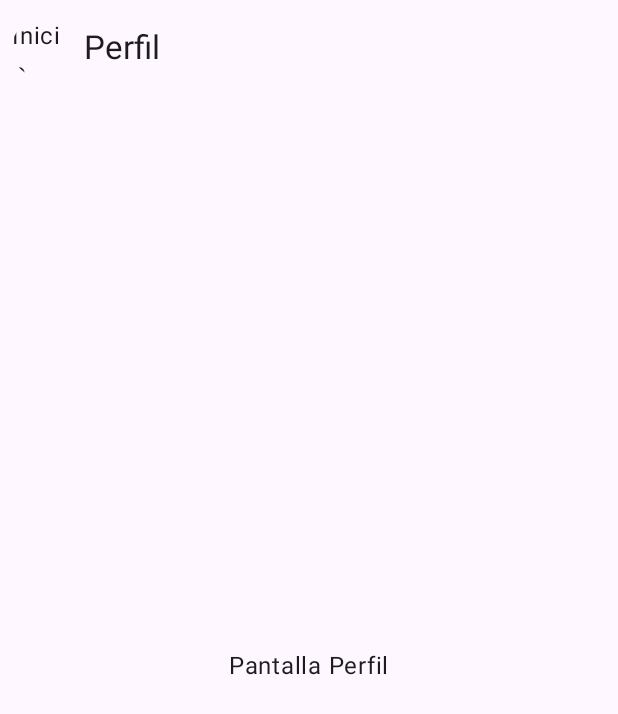
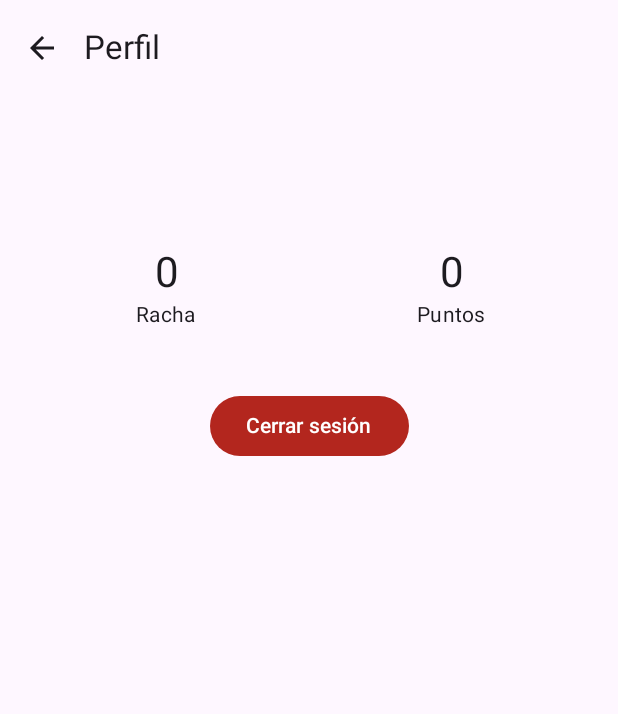
Before and after one commit to PabloRozalen01/AndroidTFM, an Android app built with Jetpack Compose: the ProfileScreen screen opened through its navigation route, on a phone screen of 412 x 824 dp. Shown: the top 714 px of the screen. Run offline under Robolectric (Android 15) with nearby library versions, the phone set to English and light mode, and no system bars; our stand-ins replace Firebase (no records; nobody signed in at launch, a user with empty details on screens opened directly); pictures from the network do not load.

Commit message:
Pantalla Perfil (Foto, usuario, racha, puntos y permitir cerrar sesion)

```diff
--- a/app/build.gradle.kts
+++ b/app/build.gradle.kts
@@ -68,4 +68,6 @@ dependencies {
     implementation("androidx.compose.material3:material3")
     implementation("com.google.code.gson:gson:2.10.1")
 
+    implementation("io.coil-kt:coil-compose:2.6.0")
+
 }
--- a/app/src/main/java/com/example/tfm/ui/theme/Screens.kt
+++ b/app/src/main/java/com/example/tfm/ui/theme/Screens.kt
@@ -12,6 +12,13 @@ import androidx.navigation.NavHostController
 import com.example.tfm.auth.AuthViewModel
 import com.example.tfm.nav.Screen
 import android.app.Application
+import androidx.lifecycle.ViewModel
+import androidx.lifecycle.viewModelScope
+import com.google.firebase.auth.FirebaseAuth
+import com.google.firebase.firestore.FirebaseFirestore
+import kotlinx.coroutines.flow.MutableStateFlow
+import kotlinx.coroutines.flow.StateFlow
+import kotlinx.coroutines.launch
 import androidx.compose.foundation.clickable
 import androidx.compose.foundation.layout.*
 import androidx.compose.foundation.lazy.LazyColumn
@@ -45,15 +52,18 @@ import androidx.compose.foundation.clickable
 import androidx.compose.foundation.layout.*
 import androidx.compose.foundation.lazy.LazyColumn
 import androidx.compose.foundation.lazy.items
+import androidx.compose.foundation.shape.CircleShape
 import androidx.compose.material.icons.filled.ArrowBack
 import androidx.compose.material.icons.filled.KeyboardArrowDown
 import androidx.compose.material3.*
 import androidx.compose.runtime.*
+import androidx.compose.ui.draw.clip
 import androidx.compose.ui.platform.LocalContext
 import androidx.compose.ui.unit.dp
 import androidx.compose.ui.viewinterop.AndroidView
 import androidx.core.content.ContextCompat
 import androidx.lifecycle.viewmodel.compose.viewModel
+import coil.compose.AsyncImage
 import com.google.gson.reflect.TypeToken
 import kotlinx.coroutines.launch
 import kotlinx.coroutines.withContext
@@ -238,6 +248,141 @@ fun LibraryScreen(nav: NavHostController) {
     }
 }
 
+/* ───────── Perfil ───────── */
+data class ProfileState(
+    val displayName: String = "",
+    val email: String = "",
+    val photoUrl: String? = null,
+    val points: Int = 0,
+    val streak: Int = 0,
+    val loading: Boolean = true
+)
+
+class ProfileVm : ViewModel() {
+
+    private val auth = FirebaseAuth.getInstance()
+    private val db   = FirebaseFirestore.getInstance()
+
+    private val _state = MutableStateFlow(ProfileState())
+    val state: StateFlow<ProfileState> = _state
+
+    init {
+        val user = auth.currentUser
+
+        if (user == null) {
+            // no hay sesión → quedamos en loading = false
+            _state.value = _state.value.copy(loading = false)
+        } else {
+            // datos básicos que ya vienen de FirebaseAuth
+            _state.value = _state.value.copy(
+                displayName = user.displayName ?: user.email ?: "",
+                email       = user.email ?: "",
+                photoUrl    = user.photoUrl?.toString()
+            )
+
+            // puntos y racha desde Firestore
+            viewModelScope.launch {
+                db.collection("users").document(user.uid).get()
+                    .addOnSuccessListener { doc ->
+                        _state.value = _state.value.copy(
+                            displayName = doc.getString("displayName")
+                                ?: _state.value.displayName,
+                            photoUrl = doc.getString("photoUrl")
+                                ?: _state.value.photoUrl,
+                            points  = doc.getLong("points")?.toInt() ?: 0,
+                            streak  = doc.getLong("streak")?.toInt() ?: 0,
+                            loading = false
+                        )
+                    }
+                    .addOnFailureListener {
+                        _state.value = _state.value.copy(loading = false)
+                    }
+            }
+        }
+    }
+
+
+    fun logout() = auth.signOut()
+}
+
+@OptIn(ExperimentalMaterial3Api::class)
+@Composable
+fun ProfileScreen(nav: NavHostController) {
+    val vm: ProfileVm = viewModel()
+    val ui by vm.state.collectAsState()
+
+    Scaffold(
+        topBar = {
+            TopAppBar(
+                title = { Text("Perfil") },
+                navigationIcon = {
+                    IconButton(onClick = {
+                        nav.navigate(Screen.Home.route) { popUpTo(0) }
+                    }) { Icon(Icons.Default.ArrowBack, "Inicio") }
+                }
+            )
+        }
+    ) { p ->
+        if (ui.loading) {
+            Box(Modifier.fillMaxSize().padding(p), Alignment.Center) {
+                CircularProgressIndicator()
+            }
+        } else {
+            Column(
+                modifier = Modifier
+                    .fillMaxSize()
+                    .padding(p)
+                    .padding(24.dp),
+                horizontalAlignment = Alignment.CenterHorizontally
+            ) {
+                // Foto (si la hay)
+                ui.photoUrl?.let {
+                    AsyncImage(                     // coil-compose
+                        model = it,
+                        contentDescription = null,
+                        modifier = Modifier.size(96.dp).clip(CircleShape)
+                    )
+                    Spacer(Modifier.height(8.dp))
+                }
+
+                Text(ui.displayName, style = MaterialTheme.typography.titleLarge)
+                Text(ui.email, style = MaterialTheme.typography.bodySmall)
+
+                Spacer(Modifier.height(24.dp))
+
+                Row {
+                    StatBox("Racha", ui.streak.toString())
+                    Spacer(Modifier.width(16.dp))
+                    StatBox("Puntos", ui.points.toString())
+                }
+
+                Spacer(Modifier.height(32.dp))
+
+                Button(
+                    onClick = {
+                        vm.logout()
+                        nav.navigate(Screen.Welcome.route) { popUpTo(0) }
+                    },
+                    colors = ButtonDefaults.buttonColors(containerColor = MaterialTheme.colorScheme.error)
+                ) { Text("Cerrar sesión") }
+            }
+        }
+    }
+}
+
+@Composable
+private fun RowScope.StatBox(label: String, value: String) {
+    Column(
+        modifier = Modifier
+            .weight(1f)
+            .padding(8.dp),
+        horizontalAlignment = Alignment.CenterHorizontally
+    ) {
+        Text(value, style = MaterialTheme.typography.headlineMedium)
+        Text(label, style = MaterialTheme.typography.bodyMedium)
+    }
+}
+
 @Composable
 private fun BoxScope.HomeBtn(
     text: String,
@@ -261,8 +406,6 @@ private fun BoxScope.HomeBtn(
 fun MetronomeScreen(nav: NavHostController)  = ScreenWithHome("Metrónomo", nav)
 @Composable
 fun TunerScreen(nav: NavHostController)      = ScreenWithHome("Afinador", nav)
-@Composable
-fun ProfileScreen(nav: NavHostController)    = ScreenWithHome("Perfil", nav)
 @Composable
 fun SocialScreen(nav: NavHostController)     = ScreenWithHome("Social", nav)
 @Composable
```
